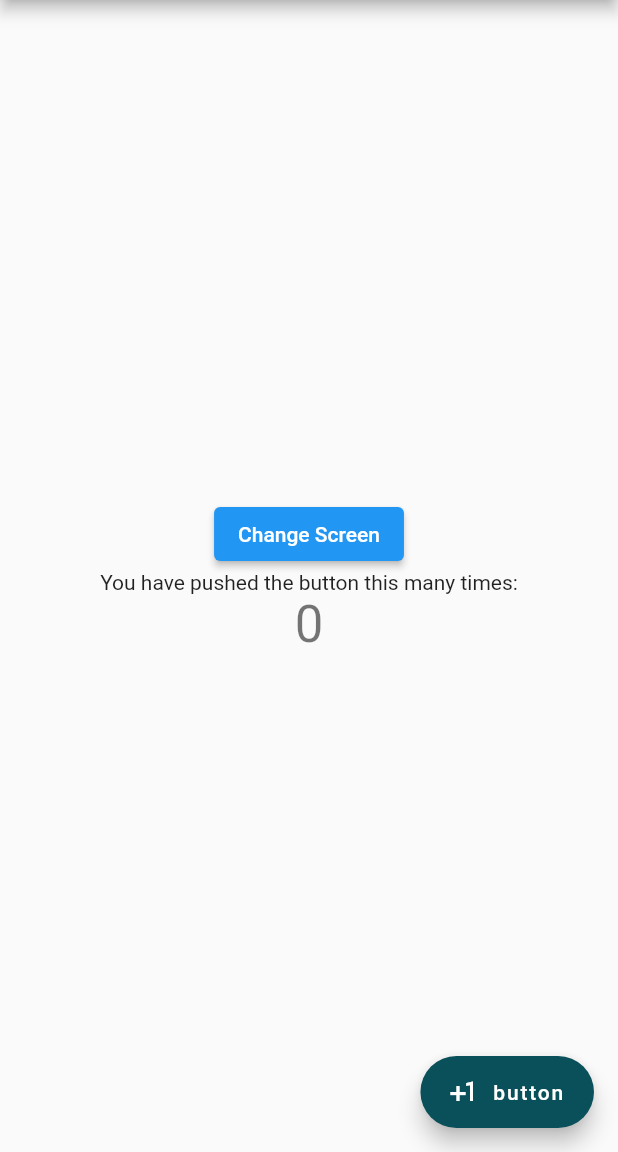
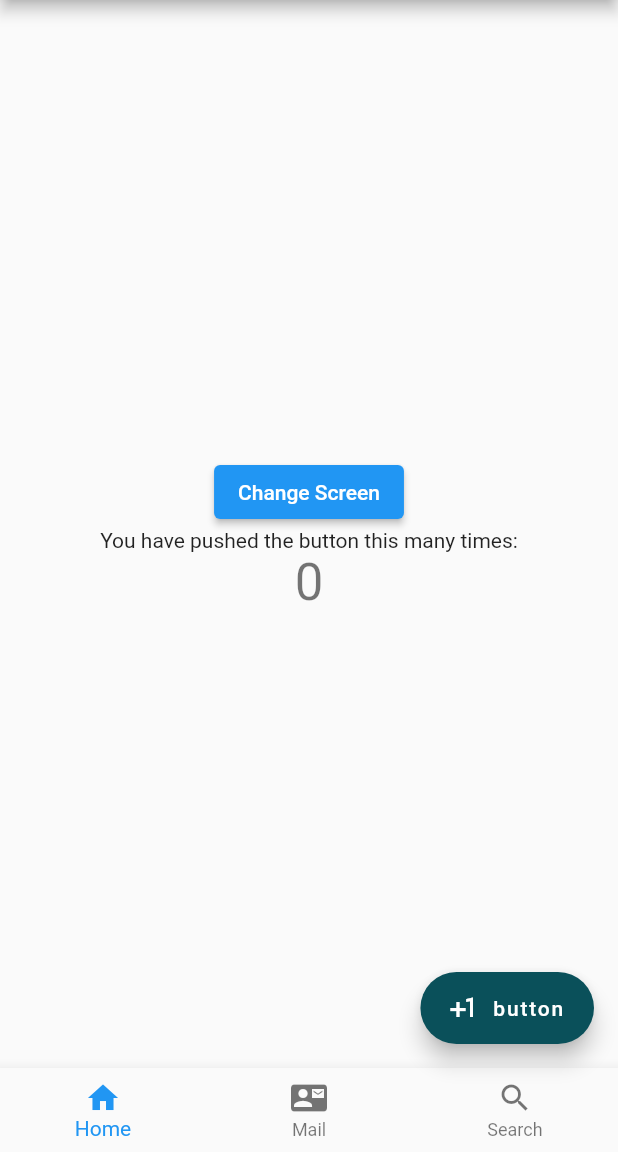
Before and after one commit to shunkou97/testing_flutter, a Flutter app: the screen it shows after launch, on a phone screen of 412 x 824 dp, the part 84-1236 px from its top. Run offline on Flutter 3.47's test engine with Material 2 defaults, Android fonts, the phone set to English and light mode, and no system bars.

Commit message:
add bottomNavbar

```diff
--- a/lib/main.dart
+++ b/lib/main.dart
@@ -31,10 +31,17 @@ class MyHomePage extends StatefulWidget {
 
 class _MyHomePageState extends State<MyHomePage> {
   int _counter = 0;
+  int _selectedIndex = 0;
 
   void _incrementCounter() {
     setState(() {
       _counter++;
+    });
+  }
+
+  void _changeIndex(int index) {
+    setState(() {
+      _selectedIndex = index;
     });
   }
 
@@ -69,7 +76,7 @@ class _MyHomePageState extends State<MyHomePage> {
         padding: EdgeInsets.zero,
         children: <Widget>[
           DrawerHeader(
-            child: Image.asset('assets\images\Melissa_Kinrenka.jpg',
+            child: Image.asset('assets/images/Melissa_Kinrenka.jpg',
                 fit: BoxFit.fill),
             // decoration: BoxDecoration(
             //     image: DecorationImage(
@@ -116,7 +123,17 @@ class _MyHomePageState extends State<MyHomePage> {
             print(_counter);
           });
         },
-      ), // This trailing comma makes auto-formatting nicer for build methods.
+      ),
+      bottomNavigationBar: BottomNavigationBar(
+        items: const <BottomNavigationBarItem>[
+          BottomNavigationBarItem(icon: Icon(Icons.home), label: 'Home'),
+          BottomNavigationBarItem(
+              icon: Icon(Icons.contact_mail), label: 'Mail'),
+          BottomNavigationBarItem(icon: Icon(Icons.search), label: 'Search'),
+        ],
+        currentIndex: _selectedIndex,
+        onTap: _changeIndex,
+      ),
     );
   }
 }
```
Also changed, not shown: 1 other file.
